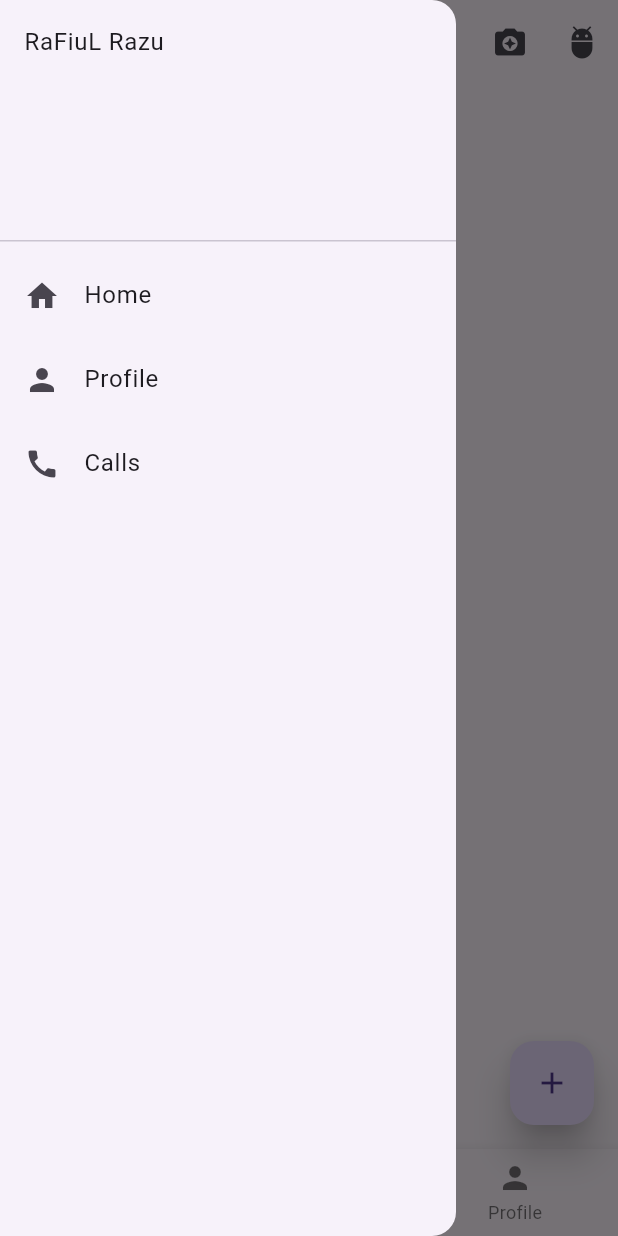
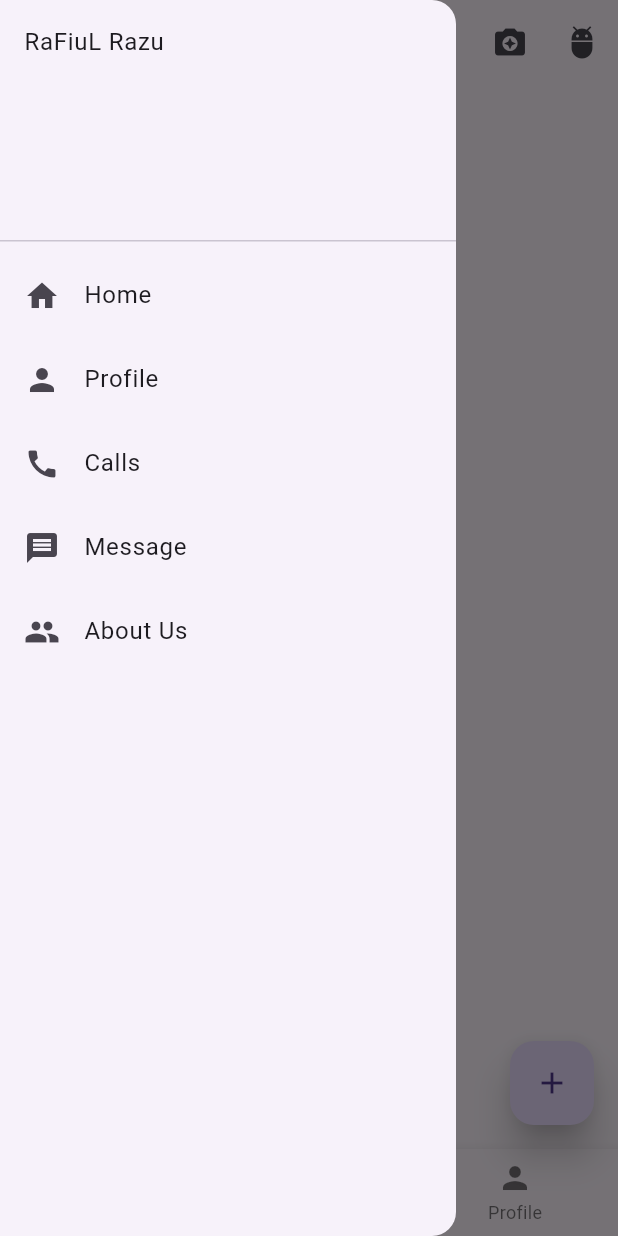
Before and after one commit to RaFiuL-RaZu/app_create, a Flutter app: the screen it shows after launch, with the side drawer open, on a phone screen of 412 x 824 dp. Run offline on Flutter 3.47's test engine with Material 3 defaults, Android fonts, the phone set to English and light mode, and no system bars.

Commit message:
first commit

```diff
--- a/lib/main.dart
+++ b/lib/main.dart
@@ -79,6 +79,8 @@ class HomeActivity extends StatelessWidget{
             ListTile(title: Text("Home"),leading: Icon(Icons.home),),
             ListTile(title: Text("Profile"),leading: Icon(Icons.person),),
             ListTile(title: Text("Calls"),leading: Icon(Icons.call),),
+            ListTile(title: Text("Message"),leading: Icon(Icons.message),),
+            ListTile(title: Text("About Us"),leading: Icon(Icons.people),),
           ],
         ),
       ),
```
